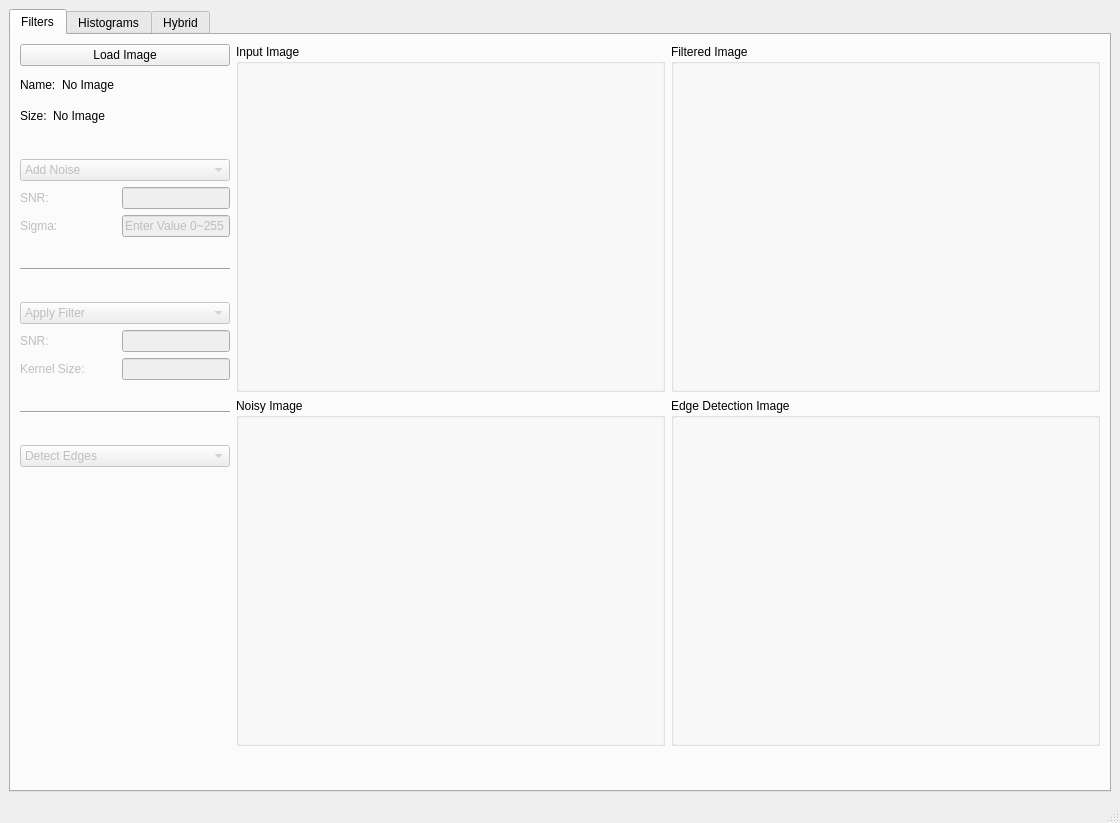
Before: the Qt Designer form UI/mainGUI.ui in r-CV-Tasks/Image-filtering-edgeDetection-processing, drawn with Qt 5.
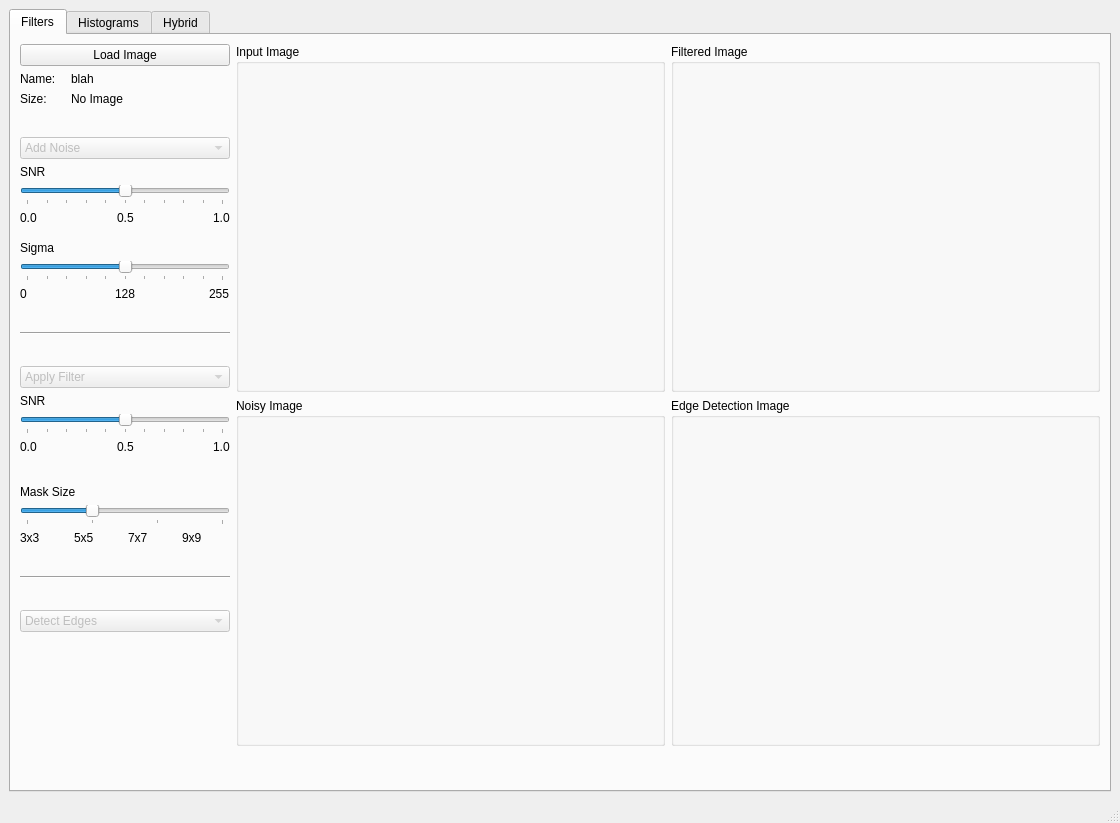
After: the same form once the commit is applied. Custom widgets are drawn as their Qt base class.

Patch:
```diff
--- a/UI/mainGUI.ui
+++ b/UI/mainGUI.ui
@@ -102,8 +102,8 @@
                 </property>
                 <property name="maximumSize">
                  <size>
-                  <width>210</width>
-                  <height>25</height>
+                  <width>45</width>
+                  <height>16777215</height>
                  </size>
                 </property>
                 <property name="text">
@@ -126,32 +126,10 @@
                  </size>
                 </property>
                 <property name="text">
-                 <string>No Image</string>
+                 <string>blah</string>
                 </property>
                </widget>
               </item>
-              <item>
-               <spacer name="horizontalSpacer">
-                <property name="maximumSize">
-                 <size>
-                  <width>210</width>
-                  <height>25</height>
-                 </size>
-                </property>
-                <property name="orientation">
-                 <enum>Qt::Horizontal</enum>
-                </property>
-                <property name="sizeType">
-                 <enum>QSizePolicy::Maximum</enum>
-                </property>
-                <property name="sizeHint" stdset="0">
-                 <size>
-                  <width>50</width>
-                  <height>20</height>
-                 </size>
-                </property>
-               </spacer>
-              </item>
              </layout>
             </item>
             <item>
@@ -166,8 +144,8 @@
                 </property>
                 <property name="maximumSize">
                  <size>
-                  <width>210</width>
-                  <height>25</height>
+                  <width>45</width>
+                  <height>16777215</height>
                  </size>
                 </property>
                 <property name="text">
@@ -194,28 +172,6 @@
                 </property>
                </widget>
               </item>
-              <item>
-               <spacer name="horizontalSpacer_2">
-                <property name="maximumSize">
-                 <size>
-                  <width>210</width>
-                  <height>25</height>
-                 </size>
-                </property>
-                <property name="orientation">
-                 <enum>Qt::Horizontal</enum>
-                </property>
-                <property name="sizeType">
-                 <enum>QSizePolicy::Maximum</enum>
-                </property>
-                <property name="sizeHint" stdset="0">
-                 <size>
-                  <width>50</width>
-                  <height>20</height>
-                 </size>
-                </property>
-               </spacer>
-              </item>
              </layout>
             </item>
             <item>
@@ -235,7 +191,7 @@
               <property name="sizeHint" stdset="0">
                <size>
                 <width>20</width>
-                <height>15</height>
+                <height>10</height>
                </size>
               </property>
              </spacer>
@@ -246,11 +202,17 @@
                <bool>false</bool>
               </property>
               <property name="sizePolicy">
-               <sizepolicy hsizetype="Maximum" vsizetype="Maximum">
+               <sizepolicy hsizetype="Fixed" vsizetype="Fixed">
                 <horstretch>0</horstretch>
                 <verstretch>0</verstretch>
                </sizepolicy>
               </property>
+              <property name="minimumSize">
+               <size>
+                <width>210</width>
+                <height>0</height>
+               </size>
+              </property>
               <property name="maximumSize">
                <size>
                 <width>210</width>
@@ -280,96 +242,272 @@
              </widget>
             </item>
             <item>
-             <layout class="QHBoxLayout" name="horizontalLayout_6">
+             <layout class="QVBoxLayout" name="verticalLayout_7">
               <item>
-               <widget class="QLabel" name="label_3">
+               <layout class="QHBoxLayout" name="horizontalLayout_20">
+                <item>
+                 <widget class="QLabel" name="label_27">
+                  <property name="sizePolicy">
+                   <sizepolicy hsizetype="Minimum" vsizetype="Maximum">
+                    <horstretch>0</horstretch>
+                    <verstretch>0</verstretch>
+                   </sizepolicy>
+                  </property>
+                  <property name="font">
+                   <font>
+                    <weight>50</weight>
+                    <bold>false</bold>
+                   </font>
+                  </property>
+                  <property name="lineWidth">
+                   <number>1</number>
+                  </property>
+                  <property name="midLineWidth">
+                   <number>0</number>
+                  </property>
+                  <property name="text">
+                   <string>SNR</string>
+                  </property>
+                  <property name="textFormat">
+                   <enum>Qt::AutoText</enum>
+                  </property>
+                  <property name="scaledContents">
+                   <bool>false</bool>
+                  </property>
+                  <property name="margin">
+                   <number>0</number>
+                  </property>
+                  <property name="indent">
+                   <number>-1</number>
+                  </property>
+                 </widget>
+                </item>
+               </layout>
+              </item>
+              <item>
+               <widget class="mySlider" name="snr_slider_1">
                 <property name="enabled">
-                 <bool>false</bool>
+                 <bool>true</bool>
                 </property>
                 <property name="sizePolicy">
-                 <sizepolicy hsizetype="Maximum" vsizetype="Preferred">
+                 <sizepolicy hsizetype="Fixed" vsizetype="Fixed">
                   <horstretch>0</horstretch>
                   <verstretch>0</verstretch>
                  </sizepolicy>
                 </property>
-                <property name="maximumSize">
+                <property name="minimumSize">
                  <size>
                   <width>210</width>
-                  <height>25</height>
+                  <height>0</height>
                  </size>
                 </property>
-                <property name="text">
-                 <string>SNR:</string>
-                </property>
-               </widget>
-              </item>
-              <item>
-               <widget class="QLineEdit" name="snr_ratio_1">
-                <property name="enabled">
-                 <bool>false</bool>
-                </property>
-                <property name="sizePolicy">
-                 <sizepolicy hsizetype="Maximum" vsizetype="Fixed">
-                  <horstretch>0</horstretch>
-                  <verstretch>0</verstretch>
-                 </sizepolicy>
-                </property>
                 <property name="maximumSize">
                  <size>
                   <width>210</width>
                   <height>25</height>
                  </size>
                 </property>
+                <property name="maximum">
+                 <number>10</number>
+                </property>
+                <property name="pageStep">
+                 <number>1</number>
+                </property>
+                <property name="value">
+                 <number>5</number>
+                </property>
+                <property name="orientation">
+                 <enum>Qt::Horizontal</enum>
+                </property>
+                <property name="tickPosition">
+                 <enum>QSlider::TicksBelow</enum>
+                </property>
+                <property name="tickInterval">
+                 <number>1</number>
+                </property>
                </widget>
               </item>
+              <item>
+               <layout class="QHBoxLayout" name="horizontalLayout_21">
+                <item>
+                 <widget class="QLabel" name="label_28">
+                  <property name="text">
+                   <string>0.0</string>
+                  </property>
+                 </widget>
+                </item>
+                <item>
+                 <widget class="QLabel" name="label_29">
+                  <property name="text">
+                   <string>0.5</string>
+                  </property>
+                 </widget>
+                </item>
+                <item>
+                 <widget class="QLabel" name="label_30">
+                  <property name="sizePolicy">
+                   <sizepolicy hsizetype="Fixed" vsizetype="Preferred">
+                    <horstretch>0</horstretch>
+                    <verstretch>0</verstretch>
+                   </sizepolicy>
+                  </property>
+                  <property name="text">
+                   <string>1.0</string>
+                  </property>
+                 </widget>
+                </item>
+               </layout>
+              </item>
              </layout>
             </item>
             <item>
-             <layout class="QHBoxLayout" name="horizontalLayout_12">
+             <layout class="QHBoxLayout" name="horizontalLayout_6"/>
+            </item>
+            <item>
+             <spacer name="verticalSpacer_8">
+              <property name="orientation">
+               <enum>Qt::Vertical</enum>
+              </property>
+              <property name="sizeType">
+               <enum>QSizePolicy::Fixed</enum>
+              </property>
+              <property name="sizeHint" stdset="0">
+               <size>
+                <width>20</width>
+                <height>10</height>
+               </size>
+              </property>
+             </spacer>
+            </item>
+            <item>
+             <layout class="QVBoxLayout" name="verticalLayout_8">
               <item>
-               <widget class="QLabel" name="label_6">
+               <layout class="QHBoxLayout" name="horizontalLayout_3">
+                <item>
+                 <widget class="QLabel" name="label_3">
+                  <property name="sizePolicy">
+                   <sizepolicy hsizetype="Minimum" vsizetype="Maximum">
+                    <horstretch>0</horstretch>
+                    <verstretch>0</verstretch>
+                   </sizepolicy>
+                  </property>
+                  <property name="font">
+                   <font>
+                    <weight>50</weight>
+                    <bold>false</bold>
+                   </font>
+                  </property>
+                  <property name="lineWidth">
+                   <number>1</number>
+                  </property>
+                  <property name="midLineWidth">
+                   <number>0</number>
+                  </property>
+                  <property name="text">
+                   <string>Sigma</string>
+                  </property>
+                  <property name="textFormat">
+                   <enum>Qt::AutoText</enum>
+                  </property>
+                  <property name="scaledContents">
+                   <bool>false</bool>
+                  </property>
+                  <property name="margin">
+                   <number>0</number>
+                  </property>
+                  <property name="indent">
+                   <number>-1</number>
+                  </property>
+                 </widget>
+                </item>
+               </layout>
+              </item>
+              <item>
+               <widget class="mySlider" name="sigma_slider_1">
                 <property name="enabled">
-                 <bool>false</bool>
+                 <bool>true</bool>
                 </property>
                 <property name="sizePolicy">
-                 <sizepolicy hsizetype="Maximum" vsizetype="Preferred">
+                 <sizepolicy hsizetype="Fixed" vsizetype="Fixed">
                   <horstretch>0</horstretch>
                   <verstretch>0</verstretch>
                  </sizepolicy>
                 </property>
-                <property name="maximumSize">
+                <property name="minimumSize">
                  <size>
                   <width>210</width>
-                  <height>25</height>
+                  <height>0</height>
                  </size>
                 </property>
-                <property name="text">
-                 <string>Sigma:</string>
-                </property>
-               </widget>
-              </item>
-              <item>
-               <widget class="QLineEdit" name="sigma_value">
-                <property name="enabled">
-                 <bool>false</bool>
-                </property>
-                <property name="sizePolicy">
-                 <sizepolicy hsizetype="Maximum" vsizetype="Fixed">
-                  <horstretch>0</horstretch>
-                  <verstretch>0</verstretch>
-                 </sizepolicy>
-                </property>
                 <property name="maximumSize">
                  <size>
                   <width>210</width>
                   <height>25</height>
                  </size>
                 </property>
-                <property name="text">
-                 <string>Enter Value 0~255</string>
+                <property name="maximum">
+                 <number>10</number>
                 </property>
+                <property name="pageStep">
+                 <number>1</number>
+                </property>
+                <property name="value">
+                 <number>5</number>
+                </property>
+                <property name="orientation">
+                 <enum>Qt::Horizontal</enum>
+                </property>
+                <property name="tickPosition">
+                 <enum>QSlider::TicksBelow</enum>
+                </property>
+                <property name="tickInterval">
+                 <number>1</number>
+                </property>
                </widget>
               </item>
+              <item>
+               <layout class="QHBoxLayout" name="horizontalLayout_22">
+                <item>
+                 <widget class="QLabel" name="label_4">
+                  <property name="sizePolicy">
+                   <sizepolicy hsizetype="Minimum" vsizetype="Preferred">
+                    <horstretch>0</horstretch>
+                    <verstretch>0</verstretch>
+                   </sizepolicy>
+                  </property>
+                  <property name="text">
+                   <string>0</string>
+                  </property>
+                 </widget>
+                </item>
+                <item>
+                 <widget class="QLabel" name="label_7">
+                  <property name="sizePolicy">
+                   <sizepolicy hsizetype="Minimum" vsizetype="Preferred">
+                    <horstretch>0</horstretch>
+                    <verstretch>0</verstretch>
+                   </sizepolicy>
+                  </property>
+                  <property name="text">
+                   <string>128</string>
+                  </property>
+                 </widget>
+                </item>
+                <item>
+                 <widget class="QLabel" name="label_15">
+                  <property name="sizePolicy">
+                   <sizepolicy hsizetype="Fixed" vsizetype="Preferred">
+                    <horstretch>0</horstretch>
+                    <verstretch>0</verstretch>
+                   </sizepolicy>
+                  </property>
+                  <property name="text">
+                   <string>255</string>
+                  </property>
+                 </widget>
+                </item>
+               </layout>
+              </item>
              </layout>
             </item>
             <item>
@@ -389,13 +527,25 @@
               <property name="sizeHint" stdset="0">
                <size>
                 <width>20</width>
-                <height>15</height>
+                <height>10</height>
                </size>
               </property>
              </spacer>
             </item>
             <item>
              <widget class="Line" name="line_2">
+              <property name="sizePolicy">
+               <sizepolicy hsizetype="Fixed" vsizetype="Fixed">
+                <horstretch>0</horstretch>
+                <verstretch>0</verstretch>
+               </sizepolicy>
+              </property>
+              <property name="maximumSize">
+               <size>
+                <width>210</width>
+                <height>16777215</height>
+               </size>
+              </property>
               <property name="orientation">
                <enum>Qt::Horizontal</enum>
               </property>
@@ -418,7 +568,7 @@
               <property name="sizeHint" stdset="0">
                <size>
                 <width>20</width>
-                <height>15</height>
+                <height>10</height>
                </size>
               </property>
              </spacer>
@@ -429,11 +579,17 @@
                <bool>false</bool>
               </property>
               <property name="sizePolicy">
-               <sizepolicy hsizetype="Maximum" vsizetype="Maximum">
+               <sizepolicy hsizetype="Fixed" vsizetype="Fixed">
                 <horstretch>0</horstretch>
                 <verstretch>0</verstretch>
                </sizepolicy>
               </property>
+              <property name="minimumSize">
+               <size>
+                <width>210</width>
+                <height>0</height>
+               </size>
+              </property>
               <property name="maximumSize">
                <size>
                 <width>210</width>
@@ -463,93 +619,122 @@
              </widget>
             </item>
             <item>
-             <layout class="QHBoxLayout" name="horizontalLayout_13">
+             <layout class="QVBoxLayout" name="verticalLayout_9">
               <item>
-               <widget class="QLabel" name="label_12">
-                <property name="enabled">
-                 <bool>false</bool>
-                </property>
-                <property name="sizePolicy">
-                 <sizepolicy hsizetype="Maximum" vsizetype="Preferred">
-                  <horstretch>0</horstretch>
-                  <verstretch>0</verstretch>
-                 </sizepolicy>
-                </property>
-                <property name="maximumSize">
-                 <size>
-                  <width>210</width>
-                  <height>25</height>
-                 </size>
-                </property>
-                <property name="text">
-                 <string>SNR:</string>
-                </property>
-               </widget>
+               <layout class="QHBoxLayout" name="horizontalLayout_23">
+                <item>
+                 <widget class="QLabel" name="label_31">
+                  <property name="sizePolicy">
+                   <sizepolicy hsizetype="Minimum" vsizetype="Maximum">
+                    <horstretch>0</horstretch>
+                    <verstretch>0</verstretch>
+                   </sizepolicy>
+                  </property>
+                  <property name="font">
+                   <font>
+                    <weight>50</weight>
+                    <bold>false</bold>
+                   </font>
+                  </property>
+                  <property name="lineWidth">
+                   <number>1</number>
+                  </property>
+                  <property name="midLineWidth">
+                   <number>0</number>
+                  </property>
+                  <property name="text">
+                   <string>SNR</string>
+                  </property>
+                  <property name="textFormat">
+                   <enum>Qt::AutoText</enum>
+                  </property>
+                  <property name="scaledContents">
+                   <bool>false</bool>
+                  </property>
+                  <property name="margin">
+                   <number>0</number>
+                  </property>
+                  <property name="indent">
+                   <number>-1</number>
+                  </property>
+                 </widget>
+                </item>
+               </layout>
               </item>
               <item>
-               <widget class="QLineEdit" name="snr_ratio_2">
+               <widget class="mySlider" name="snr_slider_2">
                 <property name="enabled">
-                 <bool>false</bool>
+                 <bool>true</bool>
                 </property>
                 <property name="sizePolicy">
-                 <sizepolicy hsizetype="Maximum" vsizetype="Fixed">
+                 <sizepolicy hsizetype="Fixed" vsizetype="Fixed">
                   <horstretch>0</horstretch>
                   <verstretch>0</verstretch>
                  </sizepolicy>
                 </property>
-                <property name="maximumSize">
+                <property name="minimumSize">
                  <size>
                   <width>210</width>
-                  <height>25</height>
+                  <height>0</height>
                  </size>
                 </property>
-               </widget>
-              </item>
-             </layout>
-            </item>
-            <item>
-             <layout class="QHBoxLayout" name="horizontalLayout_7">
-              <item>
-               <widget class="QLabel" name="label_5">
-                <property name="enabled">
-                 <bool>false</bool>
-                </property>
-                <property name="sizePolicy">
-                 <sizepolicy hsizetype="Maximum" vsizetype="Preferred">
-                  <horstretch>0</horstretch>
-                  <verstretch>0</verstretch>
-                 </sizepolicy>
-                </property>
                 <property name="maximumSize">
                  <size>
                   <width>210</width>
                   <height>25</height>
                  </size>
                 </property>
-                <property name="text">
-                 <string>Kernel Size:</string>
+                <property name="maximum">
+                 <number>10</number>
                 </property>
-               </widget>
-              </item>
-              <item>
-               <widget class="QLineEdit" name="mask_size">
-                <property name="enabled">
-                 <bool>false</bool>
+                <property name="pageStep">
+                 <number>1</number>
                 </property>
-                <property name="sizePolicy">
-                 <sizepolicy hsizetype="Maximum" vsizetype="Fixed">
-                  <horstretch>0</horstretch>
-                  <verstretch>0</verstretch>
-                 </sizepolicy>
+                <property name="value">
+                 <number>5</number>
                 </property>
-                <property name="maximumSize">
-                 <size>
-                  <width>210</width>
-                  <height>25</height>
-                 </size>
+                <property name="orientation">
+                 <enum>Qt::Horizontal</enum>
                 </property>
+                <property name="tickPosition">
+                 <enum>QSlider::TicksBelow</enum>
+                </property>
+                <property name="tickInterval">
+                 <number>1</number>
+                </property>
                </widget>
               </item>
+              <item>
+               <layout class="QHBoxLayout" name="horizontalLayout_24">
+                <item>
+                 <widget class="QLabel" name="label_32">
+                  <property name="text">
+                   <string>0.0</string>
+                  </property>
+                 </widget>
+                </item>
+                <item>
+                 <widget class="QLabel" name="label_33">
+                  <property name="text">
+                   <string>0.5</string>
+                  </property>
+                 </widget>
+                </item>
+                <item>
+                 <widget class="QLabel" name="label_34">
+                  <property name="sizePolicy">
+                   <sizepolicy hsizetype="Fixed" vsizetype="Preferred">
+                    <horstretch>0</horstretch>
+                    <verstretch>0</verstretch>
+                   </sizepolicy>
+                  </property>
+                  <property name="text">
+                   <string>1.0</string>
+                  </property>
+                 </widget>
+                </item>
+               </layout>
+              </item>
              </layout>
             </item>
             <item>
@@ -569,13 +754,218 @@
               <property name="sizeHint" stdset="0">
                <size>
                 <width>20</width>
-                <height>15</height>
+                <height>10</height>
+               </size>
+              </property>
+             </spacer>
+            </item>
+            <item>
+             <layout class="QVBoxLayout" name="verticalLayout_10">
+              <item>
+               <layout class="QHBoxLayout" name="horizontalLayout_25">
+                <item>
+                 <widget class="QLabel" name="label_35">
+                  <property name="sizePolicy">
+                   <sizepolicy hsizetype="Minimum" vsizetype="Maximum">
+                    <horstretch>0</horstretch>
+                    <verstretch>0</verstretch>
+                   </sizepolicy>
+                  </property>
+                  <property name="font">
+                   <font>
+                    <weight>50</weight>
+                    <bold>false</bold>
+                   </font>
+                  </property>
+                  <property name="lineWidth">
+                   <number>1</number>
+                  </property>
+                  <property name="midLineWidth">
+                   <number>0</number>
+                  </property>
+                  <property name="text">
+                   <string>Mask Size</string>
+                  </property>
+                  <property name="textFormat">
+                   <enum>Qt::AutoText</enum>
+                  </property>
+                  <property name="scaledContents">
+                   <bool>false</bool>
+                  </property>
+                  <property name="margin">
+                   <number>0</number>
+                  </property>
+                  <property name="indent">
+                   <number>-1</number>
+                  </property>
+                 </widget>
+                </item>
+               </layout>
+              </item>
+              <item>
+               <widget class="mySlider" name="mask_size_1">
+                <property name="enabled">
+                 <bool>true</bool>
+                </property>
+                <property name="sizePolicy">
+                 <sizepolicy hsizetype="Fixed" vsizetype="Fixed">
+                  <horstretch>0</horstretch>
+                  <verstretch>0</verstretch>
+                 </sizepolicy>
+                </property>
+                <property name="minimumSize">
+                 <size>
+                  <width>210</width>
+                  <height>0</height>
+                 </size>
+                </property>
+                <property name="maximumSize">
+                 <size>
+                  <width>210</width>
+                  <height>25</height>
+                 </size>
+                </property>
+                <property name="minimum">
+                 <number>1</number>
+                </property>
+                <property name="maximum">
+                 <number>4</number>
+                </property>
+                <property name="pageStep">
+                 <number>1</number>
+                </property>
+                <property name="value">
+                 <number>2</number>
+                </property>
+                <property name="orientation">
+                 <enum>Qt::Horizontal</enum>
+                </property>
+                <property name="tickPosition">
+                 <enum>QSlider::TicksBelow</enum>
+                </property>
+                <property name="tickInterval">
+                 <number>1</number>
+                </property>
+               </widget>
+              </item>
+              <item>
+               <layout class="QHBoxLayout" name="horizontalLayout_26">
+                <item>
+                 <widget class="QLabel" name="label_36">
+                  <property name="sizePolicy">
+                   <sizepolicy hsizetype="Fixed" vsizetype="Fixed">
+                    <horstretch>0</horstretch>
+                    <verstretch>0</verstretch>
+                   </sizepolicy>
+                  </property>
+                  <property name="maximumSize">
+                   <size>
+                    <width>200</width>
+                    <height>25</height>
+                   </size>
+                  </property>
+                  <property name="text">
+                   <string>3x3</string>
+                  </property>
+                 </widget>
+                </item>
+                <item>
+                 <widget class="QLabel" name="label_37">
+                  <property name="sizePolicy">
+                   <sizepolicy hsizetype="Fixed" vsizetype="Fixed">
+                    <horstretch>0</horstretch>
+                    <verstretch>0</verstretch>
+                   </sizepolicy>
+                  </property>
+                  <property name="maximumSize">
+                   <size>
+                    <width>200</width>
+                    <height>25</height>
+                   </size>
+                  </property>
+                  <property name="text">
+                   <string>5x5</string>
+                  </property>
+                 </widget>
+                </item>
+                <item>
+                 <widget class="QLabel" name="label_38">
+                  <property name="sizePolicy">
+                   <sizepolicy hsizetype="Fixed" vsizetype="Fixed">
+                    <horstretch>0</horstretch>
+                    <verstretch>0</verstretch>
+                   </sizepolicy>
+                  </property>
+                  <property name="maximumSize">
+                   <size>
+                    <width>200</width>
+                    <height>25</height>
+                   </size>
+                  </property>
+                  <property name="text">
+                   <string>7x7</string>
+                  </property>
+                 </widget>
+                </item>
+                <item>
+                 <widget class="QLabel" name="label_39">
+                  <property name="sizePolicy">
+                   <sizepolicy hsizetype="Fixed" vsizetype="Fixed">
+                    <horstretch>0</horstretch>
+                    <verstretch>0</verstretch>
+                   </sizepolicy>
+                  </property>
+                  <property name="maximumSize">
+                   <size>
+                    <width>200</width>
+                    <height>25</height>
+                   </size>
+                  </property>
+                  <property name="text">
+                   <string>9x9</string>
+                  </property>
+                 </widget>
+                </item>
+               </layout>
+              </item>
+             </layout>
+            </item>
+            <item>
+             <spacer name="verticalSpacer_14">
+              <property name="maximumSize">
+               <size>
+                <width>210</width>
+                <height>25</height>
+               </size>
+              </property>
+              <property name="orientation">
+               <enum>Qt::Vertical</enum>
+              </property>
+              <property name="sizeType">
+               <enum>QSizePolicy::Fixed</enum>
+              </property>
+              <property name="sizeHint" stdset="0">
+               <size>
+                <width>20</width>
+                <height>10</height>
                </size>
               </property>
              </spacer>
             </item>
             <item>
              <widget class="Line" name="line">
+              <property name="sizePolicy">
+               <sizepolicy hsizetype="Fixed" vsizetype="Fixed">
+                <horstretch>0</horstretch>
+                <verstretch>0</verstretch>
+               </sizepolicy>
+              </property>
+              <property name="maximumSize">
+               <size>
+                <width>210</width>
+                <height>16777215</height>
+               </size>
+              </property>
               <property name="orientation">
                <enum>Qt::Horizontal</enum>
               </property>
@@ -598,7 +988,7 @@
               <property name="sizeHint" stdset="0">
                <size>
                 <width>20</width>
-                <height>15</height>
+                <height>10</height>
                </size>
               </property>
              </spacer>
@@ -609,11 +999,17 @@
                <bool>false</bool>
               </property>
               <property name="sizePolicy">
-               <sizepolicy hsizetype="Maximum" vsizetype="Maximum">
+               <sizepolicy hsizetype="Fixed" vsizetype="Fixed">
                 <horstretch>0</horstretch>
                 <verstretch>0</verstretch>
                </sizepolicy>
               </property>
+              <property name="minimumSize">
+               <size>
+                <width>210</width>
+                <height>0</height>
+               </size>
+              </property>
               <property name="maximumSize">
                <size>
                 <width>210</width>
@@ -667,7 +1063,7 @@
               <property name="sizeHint" stdset="0">
                <size>
                 <width>20</width>
-                <height>400</height>
+                <height>200</height>
                </size>
               </property>
              </spacer>
@@ -1790,6 +2186,11 @@
    <header>pyqtgraph.h</header>
    <container>1</container>
   </customwidget>
+  <customwidget>
+   <class>mySlider</class>
+   <extends>QSlider</extends>
+   <header>mySliderClass</header>
+  </customwidget>
  </customwidgets>
  <resources/>
  <connections/>
```
Left out of the diff: 459 changed lines with no effect on the pictures.
